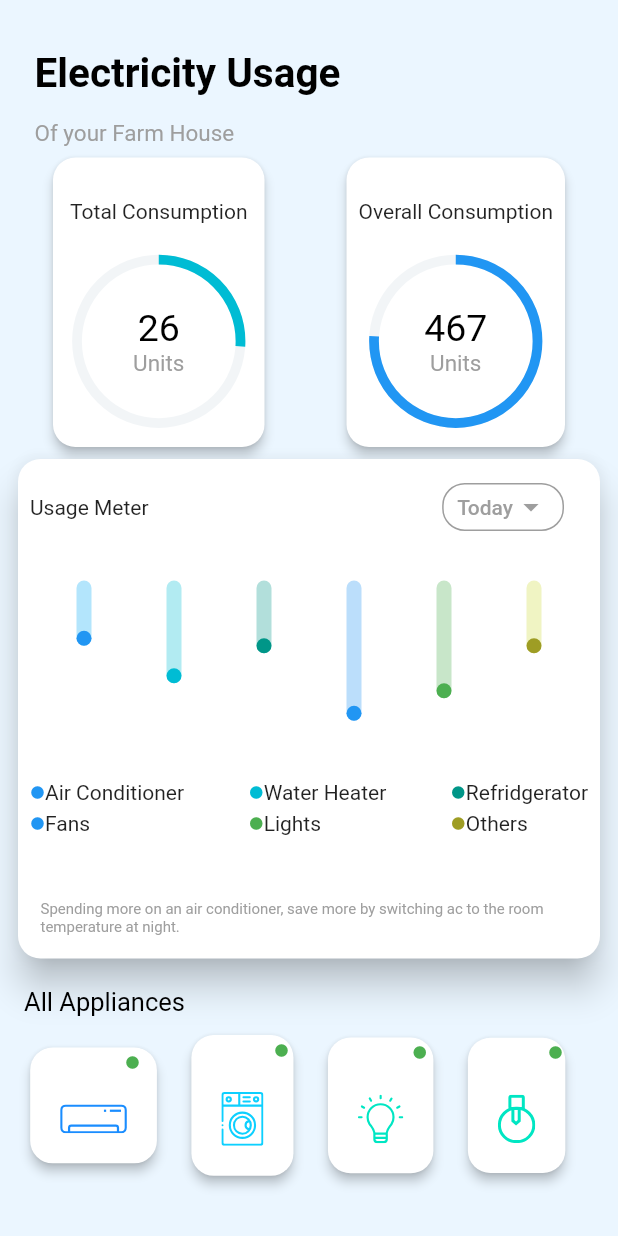
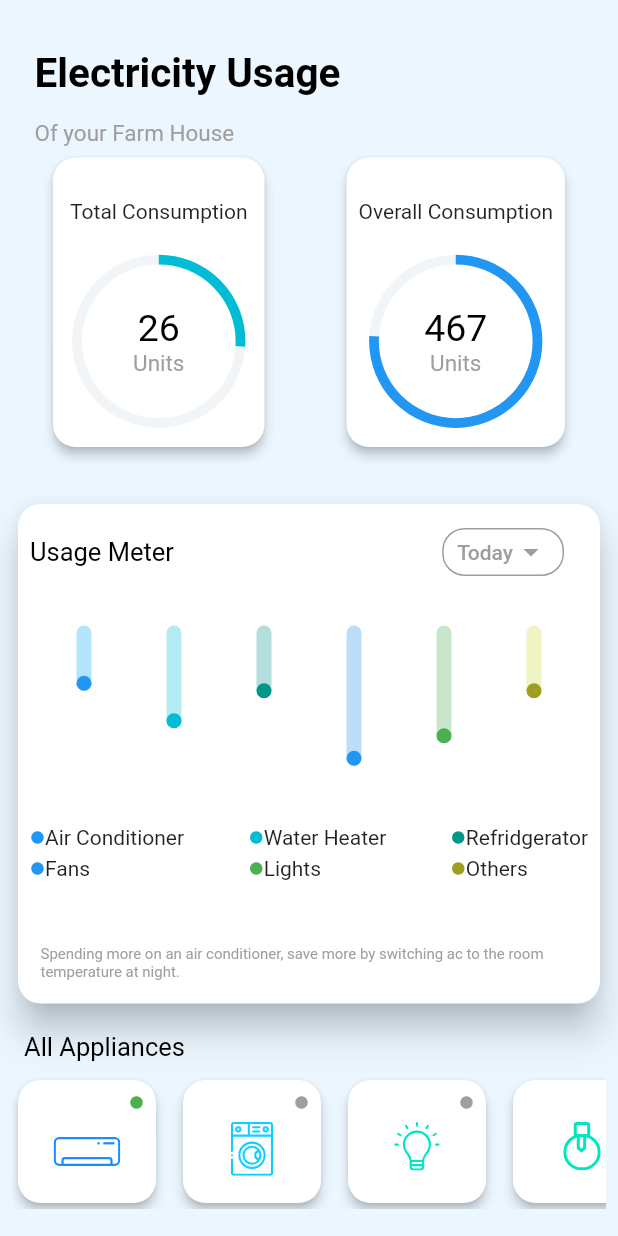
Before and after one commit to NUACHE/Smart-Home-app, a Flutter app: the Usage screen opened directly, on a phone screen of 412 x 824 dp. Run offline on Flutter 3.47's test engine with Material 2 defaults, Android fonts, the light colour scheme and no system bars; our stand-ins replace flutter_svg.

Commit message:
Completed Usage Page

```diff
--- /dev/null
+++ b/lib/control.dart
@@ -0,0 +1,59 @@
+import 'dart:ui';
+
+import 'package:flutter/material.dart';
+import 'package:flutter_svg/flutter_svg.dart';
+import 'package:soho/widgets.dart';
+
+class Control extends StatefulWidget {
+  @override
+  _ControlState createState() => _ControlState();
+}
+
+var val = 7.0;
+
+class _ControlState extends State<Control> {
+  @override
+  Widget build(BuildContext context) {
+    return Scaffold(
+      backgroundColor: Color.fromRGBO(235, 246, 255, 1),
+      body: Column(
+        children: [
+          SizedBox(height: 40),
+          Container(
+            height: 400,
+            child: Row(
+              mainAxisAlignment: MainAxisAlignment.start,
+              children: [
+                Padding(
+                  padding: const EdgeInsets.only(left: 30.0),
+                  child: RotatedBox(
+                    quarterTurns: 3,
+                    child: SliderTheme(
+                      data: SliderThemeData(
+                        thumbColor: Colors.white,
+                        thumbShape:
+                            RoundSliderThumbShape(enabledThumbRadius: 15.5),
+                        trackHeight: 30.0,
+                      ),
+                      child: Slider(
+                        inactiveColor: Colors.blueGrey[100],
+                        value: val,
+                        min: 0,
+                        max: 10,
+                        onChanged: (newval) {
+                          setState(() {
+                            val = newval;
+                          });
+                        },
+                      ),
+                    ),
+                  ),
+                ),
+              ],
+            ),
+          )
+        ],
+      ),
+    );
+  }
+}
--- a/lib/usage.dart
+++ b/lib/usage.dart
@@ -2,6 +2,7 @@ import 'dart:ui';
 
 import 'package:flutter/material.dart';
 import 'package:flutter_svg/flutter_svg.dart';
+import 'package:soho/control.dart';
 import 'package:soho/widgets.dart';
 
 class Usage extends StatelessWidget {
@@ -49,7 +50,15 @@ class Usage extends StatelessWidget {
                 Row(
                   mainAxisAlignment: MainAxisAlignment.spaceAround,
                   children: [
-                    Card(
+                    InkWell(onTap: (){
+                      Navigator.push(
+                context,
+                MaterialPageRoute(
+                  builder: (context) => Control(),
+                ),
+              );
+                    },
+                                          child: Card(
                         shape: RoundedRectangleBorder(
                           borderRadius: BorderRadius.circular(15.0),
                         ),
@@ -111,6 +120,7 @@ class Usage extends StatelessWidget {
                               ),
                             ),
                           ],
+                        ),
                       ),
                     ),
                     Card(
@@ -179,6 +189,9 @@ class Usage extends StatelessWidget {
                     ),
                   ],
                 ),
+                SizedBox(
+                  height: 30,
+                ),
                 LargeCard(
                   widget: [
                     Padding(
@@ -187,7 +200,10 @@ class Usage extends StatelessWidget {
                       child: Row(
                         mainAxisAlignment: MainAxisAlignment.spaceBetween,
                         children: [
-                          Text("Usage Meter"),
+                          Text(
+                            "Usage Meter",
+                            style: TextStyle(color: Colors.black, fontSize: 17),
+                          ),
                           FlatButton(
                             onPressed: null,
                             child: Container(
@@ -344,7 +360,10 @@ class Usage extends StatelessWidget {
                   child: Row(
                     children: [
                       Padding(
-                        padding: const EdgeInsets.only(right: 15.0),
+                        padding: const EdgeInsets.only(right: 10.0),
+                        child: Container(
+                          height: 90,
+                          width: 100,
                           child: Card(
                             shape: RoundedRectangleBorder(
                               borderRadius: BorderRadius.circular(15.0),
@@ -357,33 +376,38 @@ class Usage extends StatelessWidget {
                                   height: 2,
                                 ),
                                 Row(
+                                  mainAxisAlignment: MainAxisAlignment.end,
                                   children: [
-                                  Text('               '),
-                                  Icon(
+                                    Padding(
+                                      padding: const EdgeInsets.all(8.0),
+                                      child: Icon(
                                         Icons.circle,
                                         color: Colors.green,
                                         size: 10,
                                       ),
+                                    ),
                                   ],
                                 ),
-                              Padding(
-                                padding: const EdgeInsets.all(20.0),
-                                child: Row(
-                                  mainAxisAlignment:
-                                      MainAxisAlignment.spaceBetween,
-                                  children: [
-                                    SvgPicture.asset(
+                                SizedBox(
+                                  height: 10,
+                                ),
+                                Center(
+                                  child: SvgPicture.asset(
                                     'images/aircon.svg',
-                                    ),
-                                  ],
                                   ),
                                 ),
                               ],
                             ),
                           ),
                         ),
+                      ),
+                      Column(
+                        children: [
                           Padding(
-                        padding: const EdgeInsets.only(right: 15.0),
+                            padding: const EdgeInsets.only(right: 10.0),
+                            child: Container(
+                              height: 90,
+                              width: 100,
                               child: Card(
                                 shape: RoundedRectangleBorder(
                                   borderRadius: BorderRadius.circular(15.0),
@@ -396,33 +420,35 @@ class Usage extends StatelessWidget {
                                       height: 2,
                                     ),
                                     Row(
+                                      mainAxisAlignment: MainAxisAlignment.end,
                                       children: [
-                                  Text('               '),
-                                  Icon(
+                                        Padding(
+                                          padding: const EdgeInsets.all(8.0),
+                                          child: Icon(
                                             Icons.circle,
-                                    color: Colors.green,
+                                            color: Colors.grey,
                                             size: 10,
+                                          ),
                                         ),
                                       ],
                                     ),
-                              Padding(
-                                padding: const EdgeInsets.all(20.0),
-                                child: Row(
-                                  mainAxisAlignment:
-                                      MainAxisAlignment.spaceBetween,
-                                  children: [
-                                    SvgPicture.asset(
+                                    Center(
+                                      child: SvgPicture.asset(
                                         'images/washing-machine.svg',
-                                    ),
-                                  ],
                                       ),
                                     ),
                                   ],
                                 ),
                               ),
                             ),
+                          ),
+                        ],
+                      ),
                       Padding(
-                        padding: const EdgeInsets.only(right: 15.0),
+                        padding: const EdgeInsets.only(right: 10.0),
+                        child: Container(
+                          height: 90,
+                          width: 100,
                           child: Card(
                             shape: RoundedRectangleBorder(
                               borderRadius: BorderRadius.circular(15.0),
@@ -435,33 +461,33 @@ class Usage extends StatelessWidget {
                                   height: 2,
                                 ),
                                 Row(
+                                  mainAxisAlignment: MainAxisAlignment.end,
                                   children: [
-                                  Text('               '),
-                                  Icon(
+                                    Padding(
+                                      padding: const EdgeInsets.all(8.0),
+                                      child: Icon(
                                         Icons.circle,
-                                    color: Colors.green,
+                                        color: Colors.grey,
                                         size: 10,
+                                      ),
                                     ),
                                   ],
                                 ),
-                              Padding(
-                                padding: const EdgeInsets.all(20.0),
-                                child: Row(
-                                  mainAxisAlignment:
-                                      MainAxisAlignment.spaceBetween,
-                                  children: [
-                                    SvgPicture.asset(
+                                Center(
+                                  child: SvgPicture.asset(
                                     'images/bulb.svg',
-                                    ),
-                                  ],
                                   ),
                                 ),
                               ],
                             ),
                           ),
                         ),
+                      ),
                       Padding(
-                        padding: const EdgeInsets.only(right: 15.0),
+                        padding: const EdgeInsets.only(right: 10.0),
+                        child: Container(
+                          height: 90,
+                          width: 100,
                           child: Card(
                             shape: RoundedRectangleBorder(
                               borderRadius: BorderRadius.circular(15.0),
@@ -474,28 +500,25 @@ class Usage extends StatelessWidget {
                                   height: 2,
                                 ),
                                 Row(
+                                  mainAxisAlignment: MainAxisAlignment.end,
                                   children: [
-                                  Text('               '),
-                                  Icon(
+                                    Padding(
+                                      padding: const EdgeInsets.all(8.0),
+                                      child: Icon(
                                         Icons.circle,
-                                    color: Colors.green,
+                                        color: Colors.grey,
                                         size: 10,
+                                      ),
                                     ),
                                   ],
                                 ),
-                              Padding(
-                                padding: const EdgeInsets.all(20.0),
-                                child: Row(
-                                  mainAxisAlignment:
-                                      MainAxisAlignment.spaceBetween,
-                                  children: [
-                                    SvgPicture.asset(
+                                Center(
+                                  child: SvgPicture.asset(
                                     'images/timer.svg',
+                                  ),
                                 ),
                               ],
                             ),
-                              ),
-                            ],
                           ),
                         ),
                       ),
```
Lines whose indentation alone changed are shown as unchanged.
